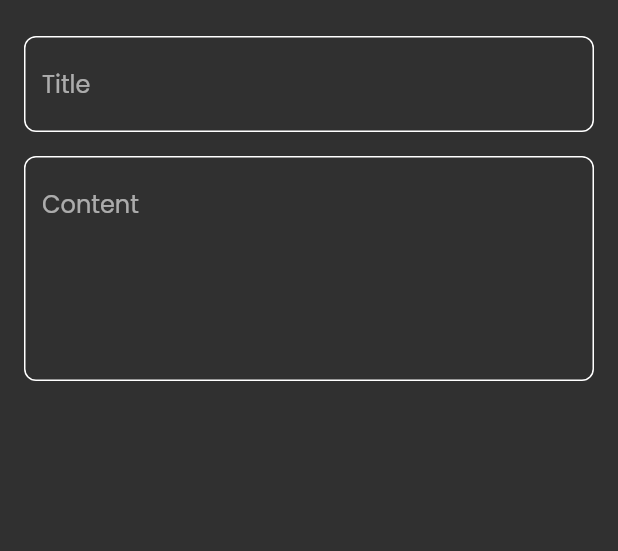
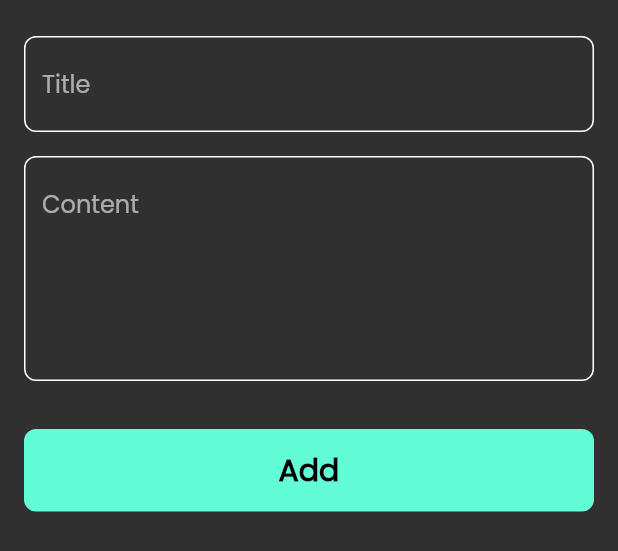
Before and after one commit to fadelnajem/notes_app, a Flutter app: the AddNoteBottomSheet widget shown alone on an empty page, opened directly, on a phone screen of 412 x 824 dp. Shown: the top 551 px of the screen. Run offline on Flutter 3.47's test engine with Material 2 defaults, Android fonts, the phone set to English and light mode, and no system bars.

Commit message:
create button to bottom sheet

```diff
--- a/lib/views/widgets/add_note_bottom_sheet.dart
+++ b/lib/views/widgets/add_note_bottom_sheet.dart
@@ -1,5 +1,7 @@
 import 'package:flutter/material.dart';
 import 'package:notes_app/views/widgets/custom_text_field.dart';
+
+import 'custom_button.dart';
 
 class AddNoteBottomSheet extends StatelessWidget {
   const AddNoteBottomSheet({super.key});
@@ -8,6 +10,7 @@ class AddNoteBottomSheet extends StatelessWidget {
   Widget build(BuildContext context) {
     return Padding(
       padding: const EdgeInsets.symmetric(horizontal: 16, vertical: 24),
+      child: SingleChildScrollView(
         child: Column(
           children: const [
             CustomTextField(
@@ -20,7 +23,12 @@ class AddNoteBottomSheet extends StatelessWidget {
               hint: 'Content',
               maxlines: 5,
             ),
+            SizedBox(
+              height: 32,
+            ),
+            CustomButton(),
           ],
+        ),
       ),
     );
   }
--- /dev/null
+++ b/lib/views/widgets/custom_button.dart
@@ -0,0 +1,30 @@
+import 'package:flutter/material.dart';
+
+import '../../constants.dart';
+
+
+class CustomButton extends StatelessWidget {
+  const CustomButton({super.key});
+
+  @override
+  Widget build(BuildContext context) {
+    return Container(
+      width: MediaQuery.of(context).size.width,
+      height: 55,
+      decoration: BoxDecoration(
+        color: kPrimaryColor,
+        borderRadius: BorderRadius.circular(8),
+      ),
+      child:const  Center(
+        child: Text(
+          'Add',
+          style: TextStyle(
+            color: Colors.black,
+            fontSize: 20,
+            fontWeight: FontWeight.bold,
+          ),
+        ),
+      ),
+    );
+  }
+}
```
Lines whose indentation alone changed are shown as unchanged.
